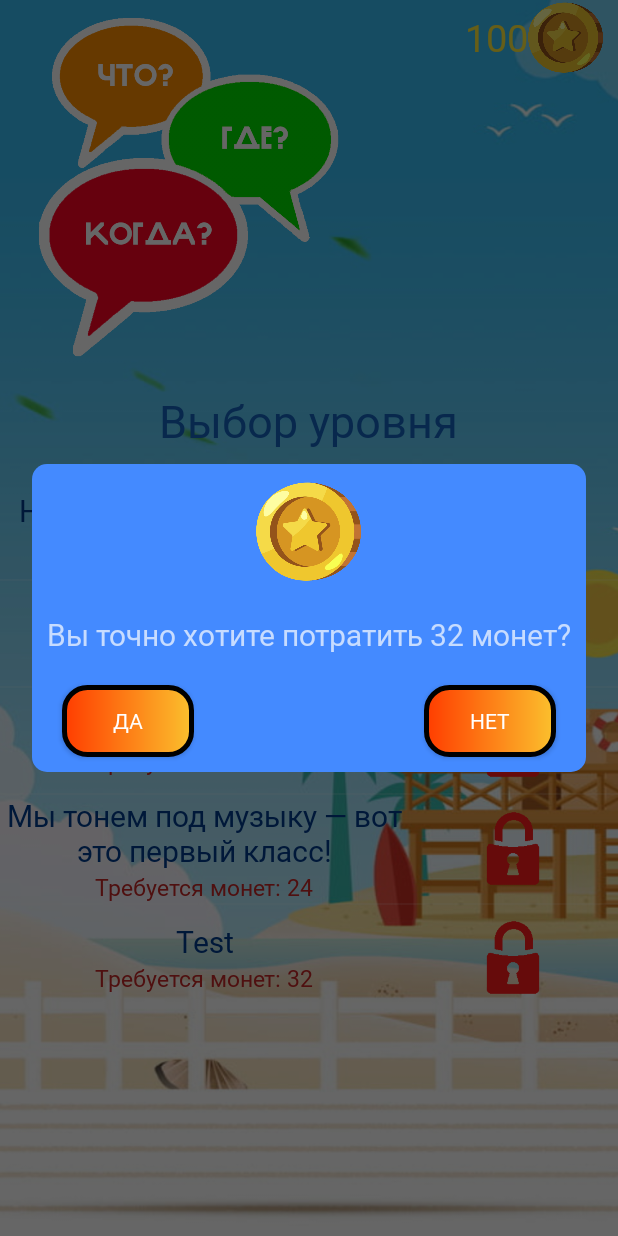
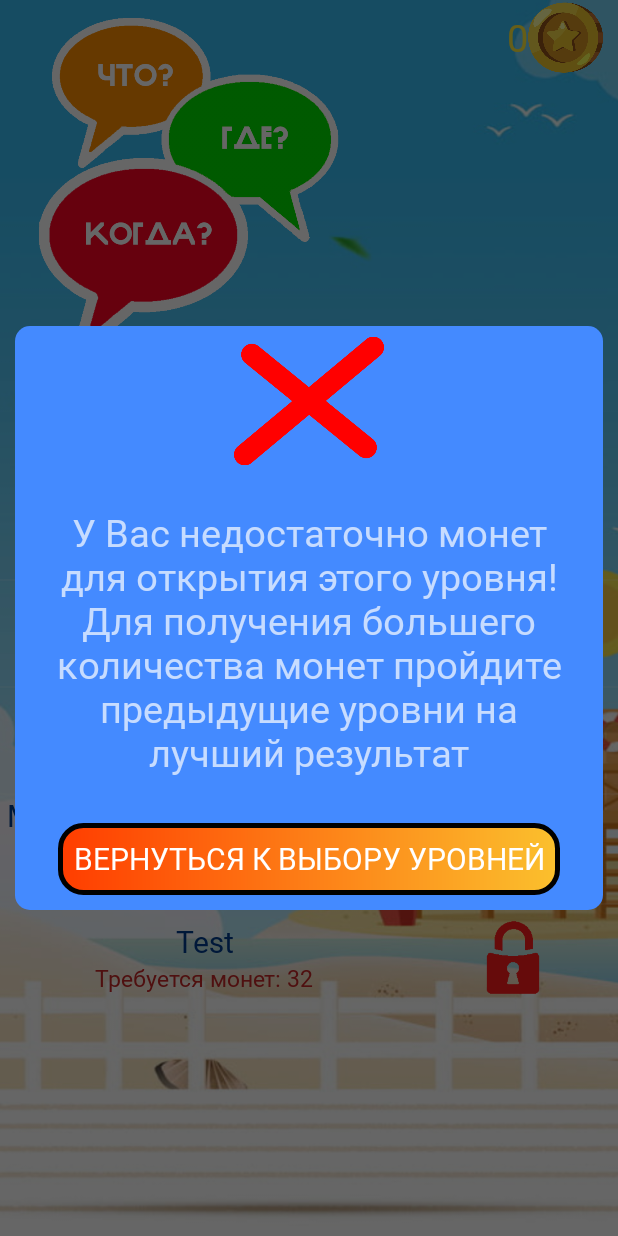
Before and after one commit to Policarp-wq/Quiz, an Android app: the LevelSelection screen opened directly, with no data from a screen before it, after a tap on "Test", on a phone screen of 412 x 824 dp. Run offline under Robolectric (Android 15) with nearby library versions, the phone set to English and light mode, and no system bars.

Commit message:
*Added new dialog windows: warn and about level * Sounds now can be played by function playSound

```diff
--- a/app/src/main/java/game/evgeha/logicalquiz/LevelSelection.java
+++ b/app/src/main/java/game/evgeha/logicalquiz/LevelSelection.java
@@ -19,13 +19,12 @@ import android.widget.TextView;
 
 import static game.evgeha.logicalquiz.MainActivity.click_sound;
 import static game.evgeha.logicalquiz.MainActivity.coin_count;
-import static game.evgeha.logicalquiz.MainActivity.player;
 import static game.evgeha.logicalquiz.MainActivity.soundPool;
 import static game.evgeha.logicalquiz.MainActivity.successful_sound;
 
 public class LevelSelection extends AppCompatActivity {
 
-    Dialog dialog;
+    private Dialog dialog;
 
     private ListView lvl_types; // Список уровней
     private TextView cnt; // Отображение кол-ва монет
@@ -42,7 +41,7 @@ public class LevelSelection extends AppCompatActivity {
 
         //Получаем монеты пользователя
         spCnt = getSharedPreferences("Coins", Context.MODE_PRIVATE);
-        coin_count = spCnt.getInt("Coins", 100);
+        coin_count = spCnt.getInt("Coins", 0);
 
         cnt = (TextView)findViewById(R.id.coin_cnt);
         lvl_types = (ListView)findViewById(R.id.level_types);
@@ -57,22 +56,21 @@ public class LevelSelection extends AppCompatActivity {
         lvl_types.setOnItemClickListener(new AdapterView.OnItemClickListener() {
             @Override
             public void onItemClick(AdapterView<?> parent, View itemClicked, int position, long id) {
-                soundPool.play(click_sound,1,1,0,0,1);
+                playSound(click_sound);
                 //Если у нас уровень закрыт, но денег хватает
                 if(levelInf[position].isLocked() && levelInf[position].getCost() <= coin_count)
                     // Показываем диалоговое окно с подтверждением
-                    showDialog(levelInf[position]);
+                    showDialogConfirm(levelInf[position]);
 
                 //Если у нас уровень закрыт, но денег не хватает
                 else if(levelInf[position].isLocked() == true && levelInf[position].getCost() > coin_count) {
-                    // Показываем окно с отказом
+                    showDialogWarn();
                 }
                 //Если у нас уровень открыт
                 else {
                     Intent intent = new Intent(LevelSelection.this, CommonLevel.class);
-                    intent.putExtra("Level type", position);
-                    //Переходим в сам уровень
-                    startActivity(intent);
+                    intent.putExtra("position", position);
+                    showDialogDescription("Test", intent);
                 }
             }
         });
@@ -82,7 +80,7 @@ public class LevelSelection extends AppCompatActivity {
     private boolean[] getStatuses(String[] keys){
         spStatuses = getSharedPreferences("Locked_status", Context.MODE_PRIVATE);
         boolean[] status = new boolean[keys.length];
-        //clearStatuses(keys);
+        //clearCache(keys);
         for(int i = 0; i < keys.length; ++i){
             status[i] = spStatuses.getBoolean(keys[i], true);
         }
@@ -105,23 +103,25 @@ public class LevelSelection extends AppCompatActivity {
         return arr;
     }
 
-    // Диалоговое окно
-    private void showDialog(LevelInfo levelInfo){
+    private void playSound(int id){
+        soundPool.play(id,1,1,0,0,1);
+    }
+
+    // Диалоговое окно с подтвреждением
+    private void showDialogConfirm(LevelInfo levelInfo){
         dialog = new Dialog(LevelSelection.this);
-        dialog.setContentView(R.layout.preview_dialog_window); // Что будет показывать диалоговое окно
-        dialog.getWindow().setBackgroundDrawable(new ColorDrawable(Color.TRANSPARENT)); // Сделаем задний фон прозрачным
-        dialog.setCancelable(false); // Окно можно закрыть только выбрав какой-либо вариант
+        dialogSetUp(dialog, R.layout.dialog_window_confirm, false);
 
         Button btn_yes = (Button)dialog.findViewById(R.id.yes);
         Button btn_no = (Button)dialog.findViewById(R.id.no);
         TextView question = (TextView)dialog.findViewById(R.id.ask);
 
-        question.setText(getString(R.string.Warn) + " " + levelInfo.getCost() + " монет?");
+        question.setText(getString(R.string.Confirm_txt) + " " + levelInfo.getCost() + " монет?");
 
         btn_no.setOnClickListener(new View.OnClickListener() { // Нажатие на кнопку отказа
             @Override
             public void onClick(View v) {
-                soundPool.play(click_sound,1,1,0,0,1);
+                playSound(click_sound);
                 dialog.dismiss();
             }
         });
@@ -129,13 +129,13 @@ public class LevelSelection extends AppCompatActivity {
         btn_yes.setOnClickListener(new View.OnClickListener() { // Нажатие на кнопку соглашения
             @Override
             public void onClick(View v) {
-                soundPool.play(successful_sound,1,1,0,0,1);
+                playSound(click_sound);
+                playSound(successful_sound);
                 //Открываем уровень
                 levelInfo.setUnLocked();
                 SharedPreferences.Editor editorStatuses = spStatuses.edit();
                 editorStatuses.putBoolean(levelInfo.getName(), false);
                 editorStatuses.commit();
-
                 //Забираем монеты
                 SharedPreferences.Editor editorCnt = spCnt.edit();
                 coin_count -= levelInfo.getCost();
@@ -151,11 +151,51 @@ public class LevelSelection extends AppCompatActivity {
         dialog.show();
     }
 
-    // Обнуление статусов
-    private void clearStatuses(String[] keys){
+    // Диалоговое окно с описанием уровня
+    private void showDialogDescription(String type, Intent intent){
+        dialog = new Dialog(LevelSelection.this);
+        dialogSetUp(dialog, R.layout.dialog_window_about_common_level, true);
+        Button btn_start_level = (Button)dialog.findViewById(R.id.start_level);
+        btn_start_level.setOnClickListener(new View.OnClickListener() {
+            @Override
+            public void onClick(View v) {
+                playSound(click_sound);
+                dialog.dismiss();
+                startActivity(intent);
+            }
+        });
+        dialog.show();
+    }
+
+    private void showDialogWarn(){
+        dialog = new Dialog(LevelSelection.this);
+        dialogSetUp(dialog, R.layout.dialog_window_warn, true);
+        Button btn_start_level = (Button)dialog.findViewById(R.id.back);
+        btn_start_level.setOnClickListener(new View.OnClickListener() {
+            @Override
+            public void onClick(View v) {
+                playSound(click_sound);
+                dialog.dismiss();
+            }
+        });
+        dialog.show();
+    }
+
+    // SetUp диалогового окна
+    private void dialogSetUp(Dialog dialog, int id, boolean cancelable){
+        dialog.setContentView(id); // Что будет показывать диалоговое окно
+        dialog.getWindow().setBackgroundDrawable(new ColorDrawable(Color.TRANSPARENT)); // Сделаем задний фон прозрачным
+        dialog.setCancelable(cancelable); // Окно можно закрыть только выбрав какой-либо вариант
+    }
+
+    // Обнуление кеша
+    private void clearCache(String[] keys){
         SharedPreferences.Editor editorStatuses = spStatuses.edit();
         for(String key : keys)
             editorStatuses.putBoolean(key, true);
         editorStatuses.commit();
+        SharedPreferences.Editor editorCnt = spCnt.edit();
+        editorCnt.putInt("Coins", 0);
+        editorCnt.commit();
     }
 }
--- a/app/src/main/res/layout/activity_main.xml
+++ b/app/src/main/res/layout/activity_main.xml
@@ -38,7 +38,7 @@
         android:background="@drawable/custom_button"
         android:text="@string/start"
         android:textAllCaps="false"
-        android:textSize="20sp"
+        android:textSize="25sp"
         app:layout_constraintBottom_toBottomOf="parent"
         app:layout_constraintEnd_toEndOf="parent"
         app:layout_constraintStart_toStartOf="parent"
--- a/app/src/main/res/layout/preview_dialog_window.xml
+++ b/app/src/main/res/layout/dialog_window_confirm.xml
@@ -28,9 +28,10 @@
             android:id="@+id/ask"
             android:layout_below="@+id/coin_img"
             android:layout_centerHorizontal="true"
-            android:text="@string/Warn"
-            android:textSize="20sp"
-            android:layout_margin="10dp">
+            android:text="@string/Confirm_txt"
+            android:textSize="25sp"
+            android:layout_margin="10dp"
+            android:padding="10dp">
         </TextView>
         <Button
             android:layout_width="wrap_content"
@@ -40,7 +41,9 @@
             android:background="@drawable/custom_button"
             android:layout_below="@+id/ask"
             android:layout_alignLeft="@id/ask"
-            android:layout_margin="10dp">
+            android:textSize="20sp"
+            android:layout_margin="10dp"
+            android:padding="10dp">
         </Button>
         <Button
             android:layout_width="wrap_content"
@@ -50,7 +53,9 @@
             android:background="@drawable/custom_button"
             android:layout_below="@+id/ask"
             android:layout_alignRight="@id/ask"
-            android:layout_margin="10dp">
+            android:textSize="20sp"
+            android:layout_margin="10dp"
+            android:padding="10dp">
         </Button>
     </RelativeLayout>
 
--- /dev/null
+++ b/app/src/main/res/layout/dialog_window_warn.xml
@@ -0,0 +1,50 @@
+<?xml version="1.0" encoding="utf-8"?>
+<LinearLayout xmlns:android="http://schemas.android.com/apk/res/android"
+    android:layout_width="match_parent"
+    android:layout_height="wrap_content"
+    xmlns:app="http://schemas.android.com/apk/res-auto"
+    android:orientation="vertical"
+    android:id="@+id/dialog_back"
+    android:layout_gravity="center"
+    android:scaleType="centerCrop"
+    android:layout_margin="10dp"
+    android:background="@drawable/dialog_background_shape">
+
+    <RelativeLayout
+        android:id="@+id/dialog"
+        android:layout_width="match_parent"
+        android:layout_height="wrap_content">
+        <ImageView
+            android:id="@+id/question_card"
+            android:layout_width="100dp"
+            android:layout_height="100dp"
+            android:src="@drawable/cross"
+            android:layout_centerHorizontal="true">
+        </ImageView>
+        <TextView
+            android:id="@+id/warn_txt"
+            android:layout_width="match_parent"
+            android:layout_height="wrap_content"
+            android:layout_below="@+id/question_card"
+            android:text="@string/Warn"
+            android:textSize="25sp"
+            android:layout_margin="10dp"
+            android:padding="10dp"
+            android:gravity="center">
+        </TextView>
+        <Button
+            android:id="@+id/back"
+            android:layout_width="wrap_content"
+            android:layout_height="wrap_content"
+            android:layout_below="@id/warn_txt"
+            android:layout_centerHorizontal="true"
+            android:background="@drawable/custom_button"
+            android:text="@string/Return"
+            android:textSize="20sp"
+            android:layout_margin="10dp"
+            android:padding="10dp">
+        </Button>
+    </RelativeLayout>
+
+
+</LinearLayout>
--- a/app/src/main/res/values/strings.xml
+++ b/app/src/main/res/values/strings.xml
@@ -3,5 +3,9 @@
     <string name="start">Начать играть</string>
     <string name="name">Викторина на логику</string>
     <string name="Title">Выбор уровня</string>
-    <string name="Warn">Вы точно хотите потратить</string>
+    <string name="Confirm_txt">Вы точно хотите потратить</string>
+    <string name="Continue">Продолжить</string>
+    <string name="Return">Вернуться к выбору уровней</string>
+    <string name="Warn">У Вас недостаточно монет для открытия этого уровня! Для получения большего количества монет пройдите предыдущие уровни на лучший результат</string>
+    <string name="Common_level_description">На этом уровне Вам необходимо будет выбрать правильный вариант из предложенных. На это даётся 5 секунд</string>
 </resources>
```
Also changed, not shown: app/src/main/res/layout/activity_common_level.xml (+12 -5 lines), app/src/main/res/layout/dialog_window_about_common_level.xml (added, +50 -0 lines), app/src/main/res/drawable/cross.png (added).
